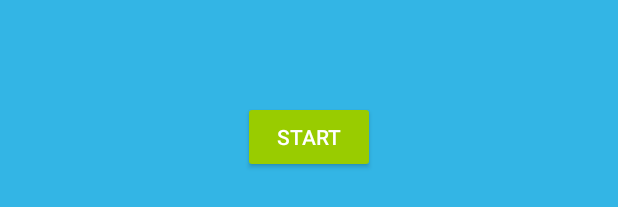
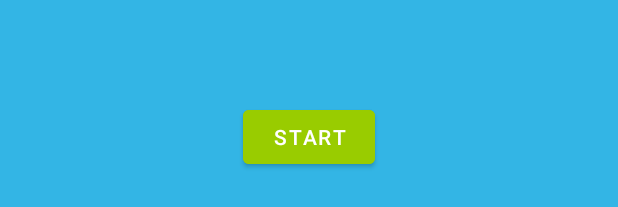
Before and after one commit to zacjact1568/BaseGuideActivity, an Android app: the layout fragment_simple_guide_page.xml on its own in the app's theme, with its tools: preview values and no code run, on a phone screen of 412 x 824 dp. Shown: the part 739-946 px from the top of the screen. Run offline under Robolectric (Android 15) with nearby library versions, the phone set to English and light mode, and no system bars.

Commit message:
Material 主题

```diff
--- a/app/build.gradle
+++ b/app/build.gradle
@@ -27,6 +27,7 @@ dependencies {
     implementation fileTree(dir: 'libs', include: ['*.jar'])
     implementation "com.android.support:appcompat-v7:$android_support_version"
     implementation "org.jetbrains.kotlin:kotlin-stdlib:$kotlin_version"
+    implementation "com.android.support:design:$android_support_version"
     implementation project(':lib')
     testImplementation 'junit:junit:4.12'
     androidTestImplementation 'com.android.support.test:runner:1.0.2'
--- a/app/src/main/res/layout/activity_main.xml
+++ b/app/src/main/res/layout/activity_main.xml
@@ -6,12 +6,11 @@
     android:layout_height="match_parent"
     tools:context=".MainActivity">
 
-    <Button
+    <android.support.design.button.MaterialButton
         android:id="@+id/vStartGuideButton"
         android:layout_width="wrap_content"
         android:layout_height="wrap_content"
         android:layout_gravity="center"
-        android:text="Start Guide"
-        style="@style/Widget.AppCompat.Button.Colored"/>
+        android:text="Start Guide"/>
 
 </FrameLayout>
--- a/app/src/main/res/values/styles.xml
+++ b/app/src/main/res/values/styles.xml
@@ -1,7 +1,7 @@
 <resources>
 
     <!-- Base application theme. -->
-    <style name="AppTheme" parent="Theme.AppCompat.Light.DarkActionBar">
+    <style name="AppTheme" parent="Theme.MaterialComponents.Light.DarkActionBar">
         <!-- Customize your theme here. -->
         <item name="colorPrimary">@color/colorPrimary</item>
         <item name="colorPrimaryDark">@color/colorPrimaryDark</item>
--- a/lib/build.gradle
+++ b/lib/build.gradle
@@ -27,7 +27,8 @@ dependencies {
     implementation fileTree(dir: 'libs', include: ['*.jar'])
     implementation "com.android.support:appcompat-v7:$android_support_version"
     implementation "org.jetbrains.kotlin:kotlin-stdlib:$kotlin_version"
-    implementation 'com.github.zacjact1568:CircleColorView:0.1'
+    implementation 'com.github.zacjact1568:CircleColorView:0.2'
+    implementation "com.android.support:design:$android_support_version"
     testImplementation 'junit:junit:4.12'
     androidTestImplementation 'com.android.support.test:runner:1.0.2'
     androidTestImplementation 'com.android.support.test.espresso:espresso-core:3.0.2'
--- a/lib/src/main/java/net/zackzhang/lib/baseguideactivity/BaseGuideActivity.kt
+++ b/lib/src/main/java/net/zackzhang/lib/baseguideactivity/BaseGuideActivity.kt
@@ -90,12 +90,12 @@ abstract class BaseGuideActivity : AppCompatActivity() {
 
     /** 改变左边按钮的背景颜色，默认黑色 */
     fun setStartButtonColor(color: Int) {
-        vStartButton.setFillColor(color)
+        vStartButton.fillColor = color
     }
 
     /** 改变右边按钮的背景颜色，默认黑色 */
     fun setEndButtonColor(color: Int) {
-        vEndButton.setFillColor(color)
+        vEndButton.fillColor = color
     }
 
     /** 获取引导页 Fragment 的 tag */
@@ -106,6 +106,6 @@ abstract class BaseGuideActivity : AppCompatActivity() {
     private fun onPageSelected(isFirstPage: Boolean, isLastPage: Boolean) {
         vStartButton.visibility = if (isFirstPage) View.GONE else View.VISIBLE
         vEndButton.visibility = if (isFirstPage && isLastPage) View.GONE else View.VISIBLE
-        vEndButton.setInnerIcon(getDrawable(if (isLastPage) R.drawable.ic_check_black_24dp else R.drawable.ic_arrow_forward_black_24dp))
+        vEndButton.innerIcon = getDrawable(if (isLastPage) R.drawable.ic_check_black_24dp else R.drawable.ic_arrow_forward_black_24dp)
     }
 }
--- a/lib/src/main/res/layout/fragment_simple_guide_page.xml
+++ b/lib/src/main/res/layout/fragment_simple_guide_page.xml
@@ -1,5 +1,5 @@
 <?xml version="1.0" encoding="utf-8"?>
-<LinearLayout
+<android.support.v7.widget.LinearLayoutCompat
     xmlns:android="http://schemas.android.com/apk/res/android"
     xmlns:tools="http://schemas.android.com/tools"
     android:layout_width="match_parent"
@@ -10,14 +10,14 @@
     tools:background="@android:color/holo_blue_light"
     tools:context=".SimpleGuidePageFragment">
 
-    <ImageView
+    <android.support.v7.widget.AppCompatImageView
         android:id="@+id/vImage"
         android:layout_width="160dp"
         android:layout_height="160dp"
         tools:src="@drawable/ic_check_black_24dp"
         tools:tint="@android:color/white"/>
 
-    <TextView
+    <android.support.v7.widget.AppCompatTextView
         android:id="@+id/vTitleText"
         android:layout_width="wrap_content"
         android:layout_height="wrap_content"
@@ -27,7 +27,7 @@
         tools:text="Welcome"
         tools:textColor="@android:color/white"/>
 
-    <TextView
+    <android.support.v7.widget.AppCompatTextView
         android:id="@+id/vDescriptionText"
         android:layout_width="wrap_content"
         android:layout_height="wrap_content"
@@ -39,7 +39,7 @@
         tools:text="Will you be my witness?"
         tools:textColor="@android:color/white"/>
 
-    <Button
+    <android.support.design.button.MaterialButton
         android:id="@+id/vButton"
         android:layout_width="wrap_content"
         android:layout_height="wrap_content"
@@ -48,4 +48,4 @@
         tools:textColor="@android:color/white"
         tools:backgroundTint="@android:color/holo_green_light"/>
 
-</LinearLayout>
+</android.support.v7.widget.LinearLayoutCompat>
```
